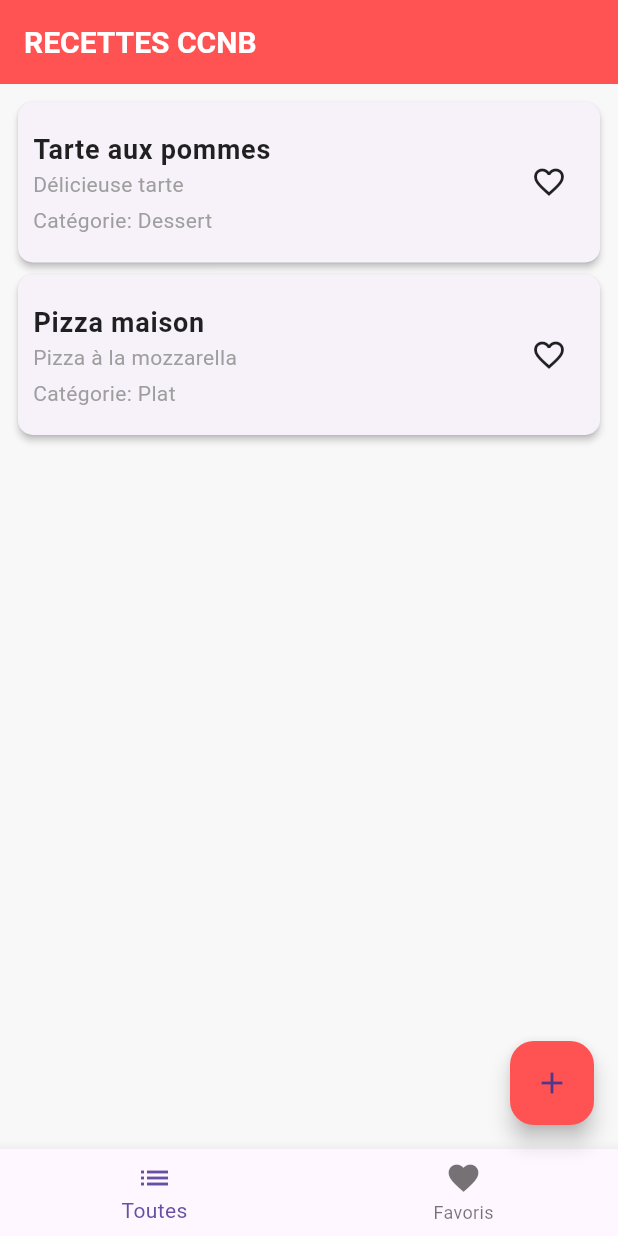
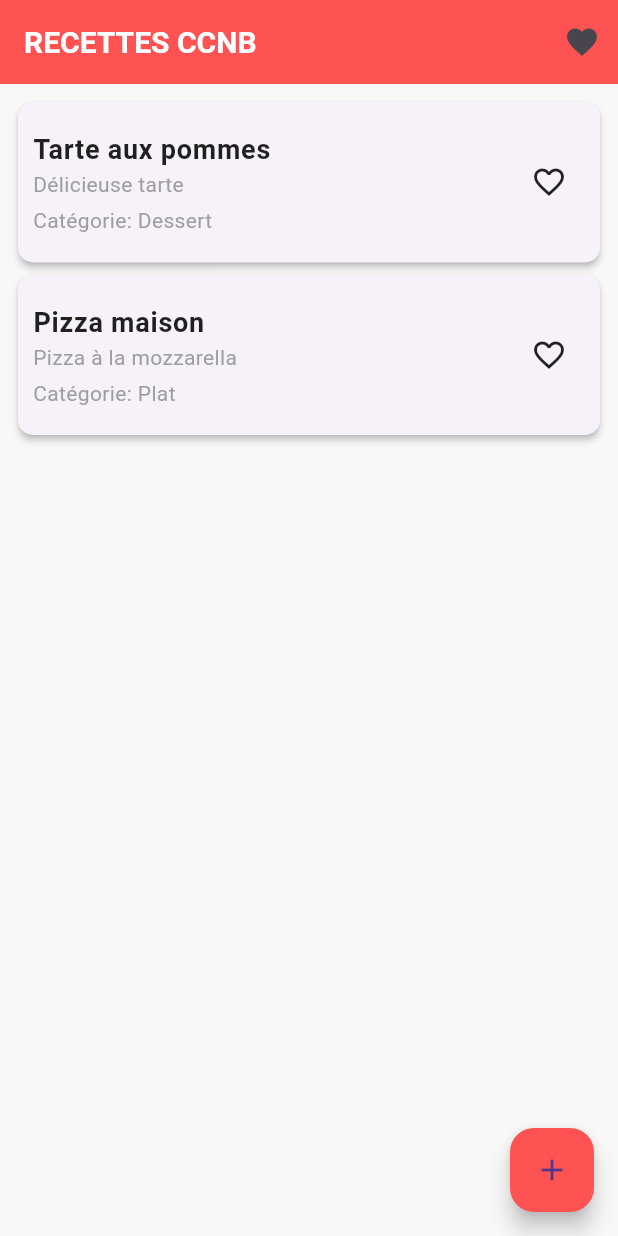
Before and after one commit to didicodePro/Futter-Classe, a Flutter app: the screen it shows after launch, on a phone screen of 412 x 824 dp. Run offline on Flutter 3.47's test engine with Material 3 defaults, Android fonts, the light colour scheme and no system bars; our stand-ins replace device_preview_plus.

Commit message:
Mes Favoris via l'AppBar

```diff
--- a/dev2_ccnbrecettes_dylane/lib/screens/recipe_screen.dart
+++ b/dev2_ccnbrecettes_dylane/lib/screens/recipe_screen.dart
@@ -2,6 +2,7 @@ import 'package:flutter/material.dart';
 import '../widgets/recipe_card.dart';
 import 'add_recipe_screen.dart';
 import '../theme/app_colors.dart';
+import 'favorites_screen.dart';
 
 class RecipeScreen extends StatefulWidget {
   const RecipeScreen({super.key});
@@ -16,8 +17,7 @@ class _RecipeScreenState extends State<RecipeScreen> {
     {"title": "Pizza maison", "description": "Pizza à la mozzarella", "category": "Plat"},
   ];
 
-  Set<String> favoriteRecipes = {};
-  int _selectedIndex = 0; // 0 = Toutes les recettes, 1 = Favoris
+  Set<String> favoriteRecipes = {}; // Stocke les titres des favoris
 
   void _toggleFavorite(String title) {
     setState(() {
@@ -50,17 +50,37 @@ class _RecipeScreenState extends State<RecipeScreen> {
 
   @override
   Widget build(BuildContext context) {
-    List<Map<String, String>> displayedRecipes =
-        _selectedIndex == 0 ? recipes : recipes.where((recipe) => favoriteRecipes.contains(recipe["title"])).toList();
+    // Filtrer les recettes favorites
+    final favoriteRecipesList = recipes
+        .where((recipe) => favoriteRecipes.contains(recipe["title"]))
+        .toList();
 
     return Scaffold(
-      appBar: AppBar(title: const Text("RECETTES CCNB")),
+      appBar: AppBar(
+        title: const Text("RECETTES CCNB"),
+        actions: [
+          IconButton(
+            icon: const Icon(Icons.favorite),
+            onPressed: () {
+              Navigator.push(
+                context,
+                MaterialPageRoute(
+                  builder: (context) => FavoritesScreen(
+                    favoriteRecipes: favoriteRecipesList,
+                    onToggleFavorite: _toggleFavorite,
+                  ),
+                ),
+              );
+            },
+          )
+        ],
+      ),
       body: Padding(
         padding: const EdgeInsets.all(8),
         child: ListView.builder(
-          itemCount: displayedRecipes.length,
+          itemCount: recipes.length,
           itemBuilder: (context, index) {
-            final recipe = displayedRecipes[index];
+            final recipe = recipes[index];
             final isFavorite = favoriteRecipes.contains(recipe["title"]);
 
             return RecipesCard(
@@ -78,14 +98,6 @@ class _RecipeScreenState extends State<RecipeScreen> {
         backgroundColor: AppColors.primary,
         child: const Icon(Icons.add),
       ),
-      bottomNavigationBar: BottomNavigationBar(
-        currentIndex: _selectedIndex,
-        onTap: (index) => setState(() => _selectedIndex = index),
-        items: const [
-          BottomNavigationBarItem(icon: Icon(Icons.list), label: "Toutes"),
-          BottomNavigationBarItem(icon: Icon(Icons.favorite), label: "Favoris"),
-        ],
-      ),
     );
   }
 }
```
